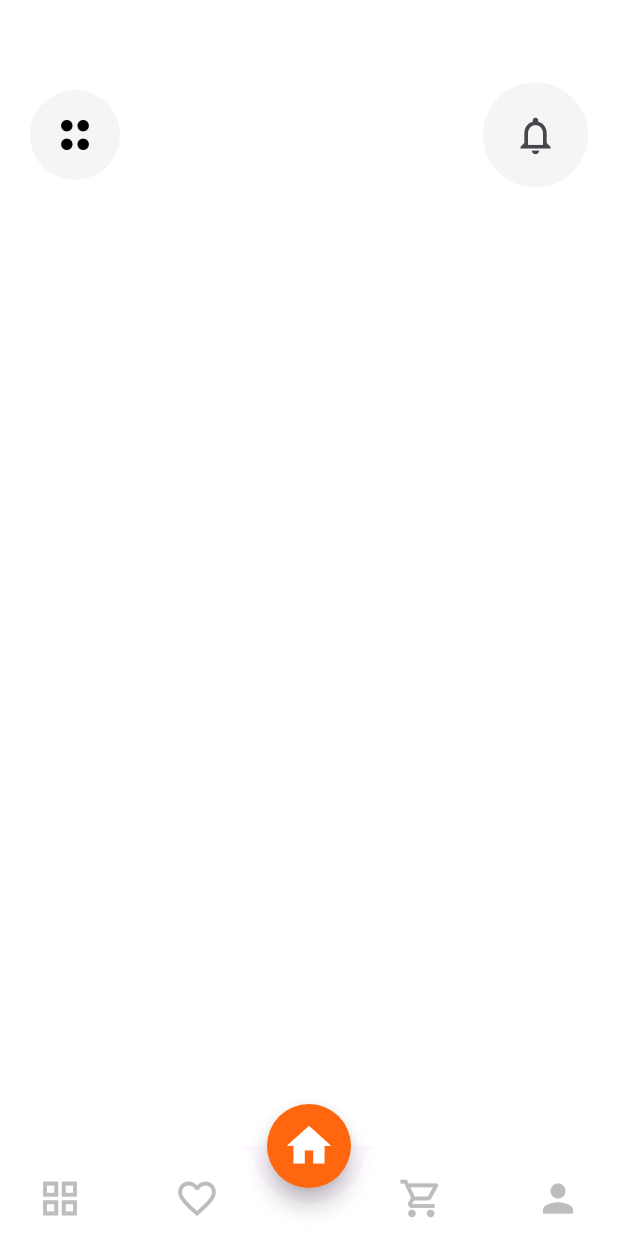
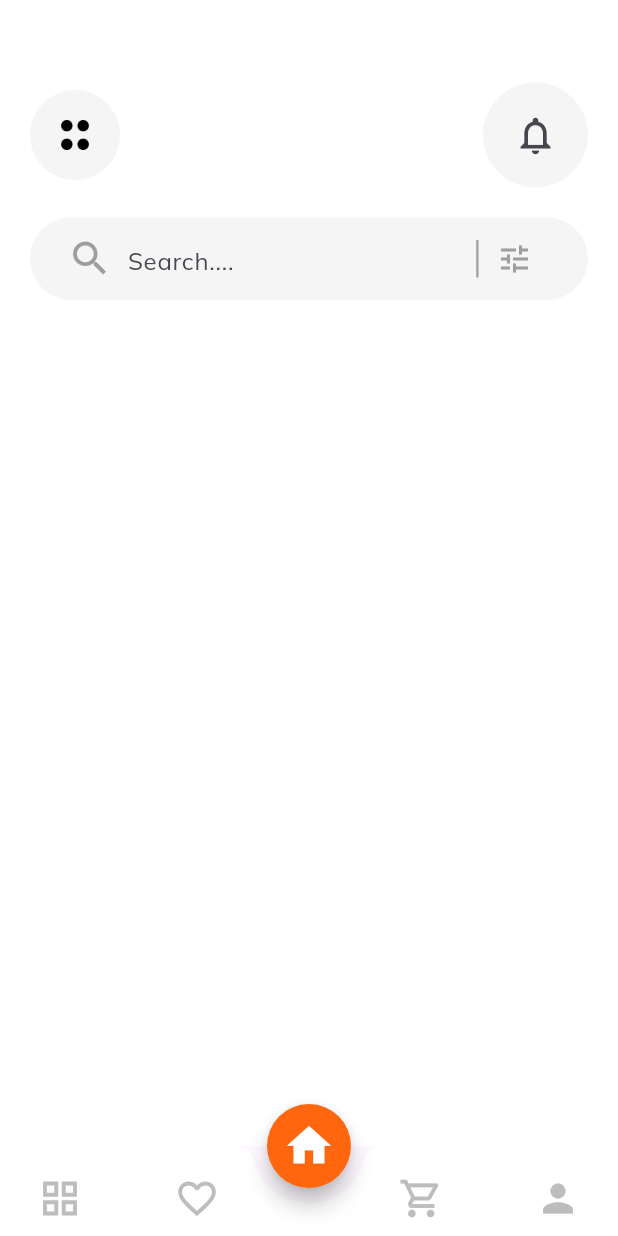
Before and after one commit to haithanhnguyen1001/EcommerceFlutter, a Flutter app: the screen it shows after launch, on a phone screen of 412 x 824 dp. Run offline on Flutter 3.47's test engine with Material 3 defaults, Android fonts, the phone set to English and light mode, and no system bars; our stand-ins replace google_fonts.

Commit message:
create search bar home page

```diff
--- /dev/null
+++ b/lib/screens/Home/Widget/search_bar.dart
@@ -0,0 +1,50 @@
+import 'package:ecommerce/constants.dart';
+import 'package:flutter/material.dart';
+
+class MySearchBAR extends StatelessWidget {
+  const MySearchBAR({super.key});
+
+  @override
+  Widget build(BuildContext context) {
+    return Container(
+      height: 55,
+      width: double.infinity,
+      decoration: BoxDecoration(
+        color: kcontentColor,
+        borderRadius: BorderRadius.circular(30),
+      ),
+      padding: const EdgeInsets.symmetric(horizontal: 25, vertical: 5),
+      child: Row(
+        children: [
+          const Icon(
+            Icons.search,
+            color: Colors.grey,
+            size: 30,
+          ),
+          const SizedBox(
+            width: 10,
+          ),
+          const Flexible(
+            flex: 4,
+            child: TextField(
+              decoration: InputDecoration(
+                  hintText: "Search....", border: InputBorder.none),
+            ),
+          ),
+          Container(
+            height: 25,
+            width: 1.5,
+            color: Colors.grey,
+          ),
+          IconButton(
+            onPressed: () {},
+            icon: const Icon(
+              Icons.tune,
+              color: Colors.grey,
+            ),
+          ),
+        ],
+      ),
+    );
+  }
+}
--- a/lib/screens/Home/home_screen.dart
+++ b/lib/screens/Home/home_screen.dart
@@ -1,4 +1,5 @@
 import 'package:ecommerce/constants.dart';
+import 'package:ecommerce/screens/Home/Widget/search_bar.dart';
 import 'package:flutter/material.dart';
 
 import 'Widget/home_app_bar.dart';
@@ -26,6 +27,11 @@ class _HomeScreenState extends State<HomeScreen> {
               ),
               //for custom appbar
               CustomAppBar(),
+              SizedBox(
+                height: 20,
+              ),
+              //for search bar
+              MySearchBAR(),
             ],
           ),
         ),
```
